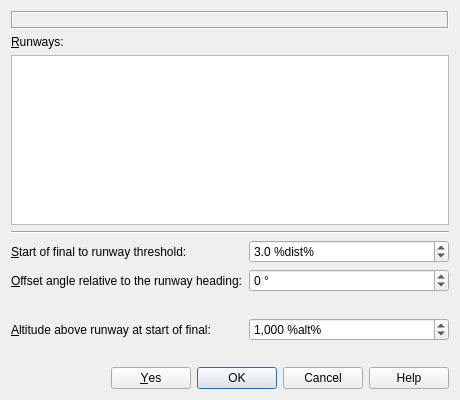
Old version of the form src/route/customproceduredialog.ui in the repository albar965/littlenavmap.
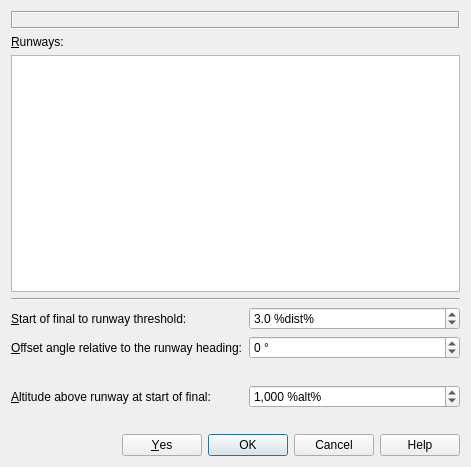
New version of the form.

What changed in the file:
```diff
--- a/src/route/customproceduredialog.ui
+++ b/src/route/customproceduredialog.ui
@@ -6,8 +6,8 @@
    <rect>
     <x>0</x>
     <y>0</y>
-    <width>460</width>
-    <height>400</height>
+    <width>471</width>
+    <height>467</height>
    </rect>
   </property>
   <property name="windowTitle">
```
